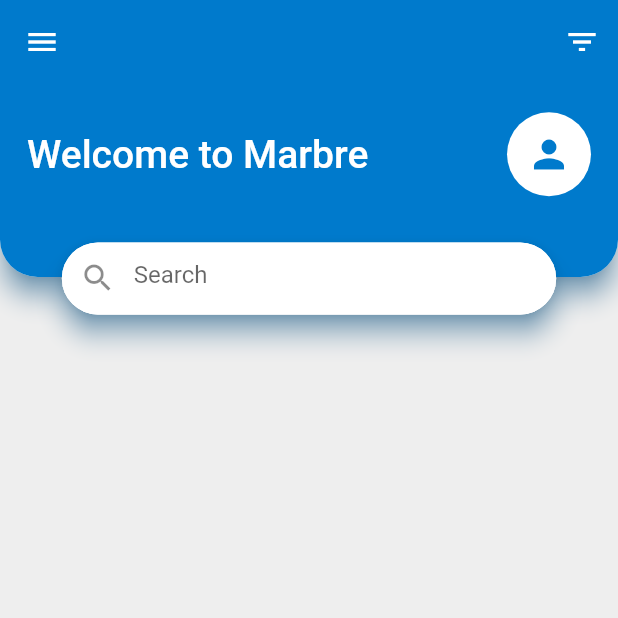
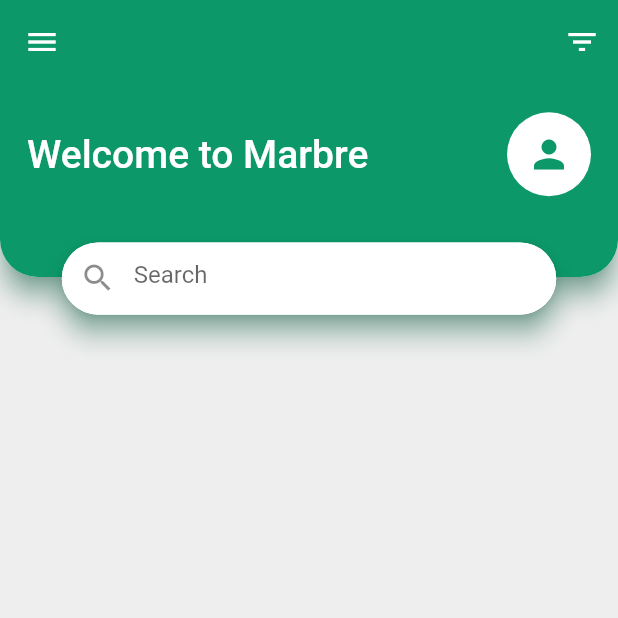
Before and after one commit to icegriffinguru/flutter-android-eshop, a Flutter app: the screen it shows after launch, on a phone screen of 412 x 824 dp, the top half of it. Run offline on Flutter 3.47's test engine with Material 2 defaults, Android fonts, the phone set to English and light mode, and no system bars; network calls fail.

Commit message:
change color

```diff
--- a/lib/const.dart
+++ b/lib/const.dart
@@ -1,3 +1,3 @@
 import 'package:flutter/cupertino.dart';
 
-const Color mainColor = Color(0xFF007ACC);
+const Color mainColor = Color(0xFF0C9869);
--- a/lib/screens/marbre_detail.dart
+++ b/lib/screens/marbre_detail.dart
@@ -49,7 +49,7 @@ class _MarbreDetailState extends State<MarbreDetail> {
   @override
   Widget build(BuildContext context) {
     return Scaffold(
-      backgroundColor: mainColor,
+      backgroundColor: Color(0xFF85CBB3),
       body: Column(
         crossAxisAlignment: CrossAxisAlignment.start,
         mainAxisAlignment: MainAxisAlignment.spaceBetween,
```
